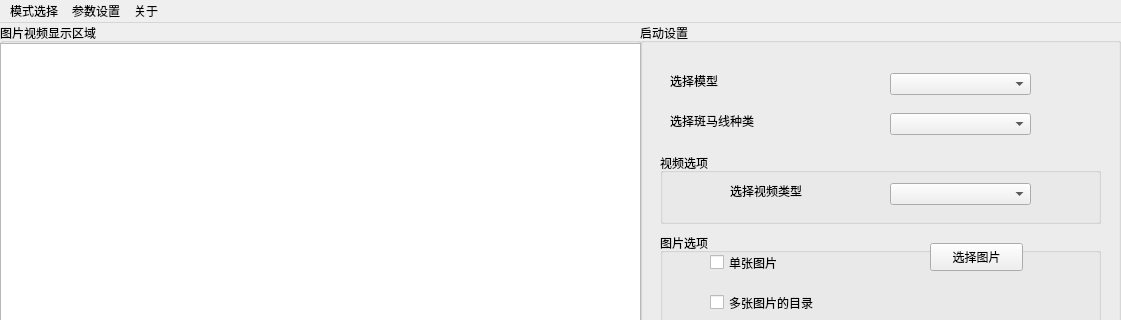
Old version of the form ui/designer_ui/MainWindow.ui in the repository wendyltan/ZebraCrossDensityDetector; both pictures show x 0 to 1121 and y 0 to 320 of the 1121 by 722 pixel window.
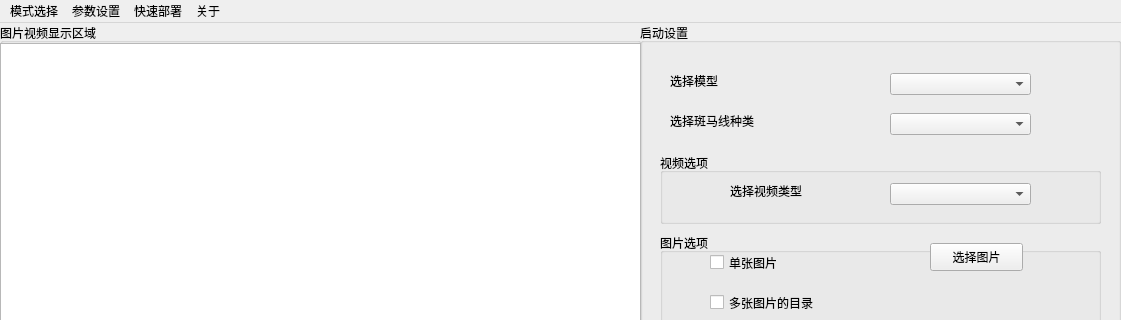
New version of the form.

```diff
--- a/ui/designer_ui/MainWindow.ui
+++ b/ui/designer_ui/MainWindow.ui
@@ -304,8 +304,15 @@
     </property>
     <addaction name="actionabout"/>
    </widget>
+   <widget class="QMenu" name="menu_4">
+    <property name="title">
+     <string>快速部署</string>
+    </property>
+    <addaction name="actionauto_prepare"/>
+   </widget>
    <addaction name="menu"/>
    <addaction name="menu_2"/>
+   <addaction name="menu_4"/>
    <addaction name="menu_3"/>
   </widget>
   <widget class="QStatusBar" name="statusbar"/>
```
Left out of the diff: 5 changed lines with no effect on the pictures.
